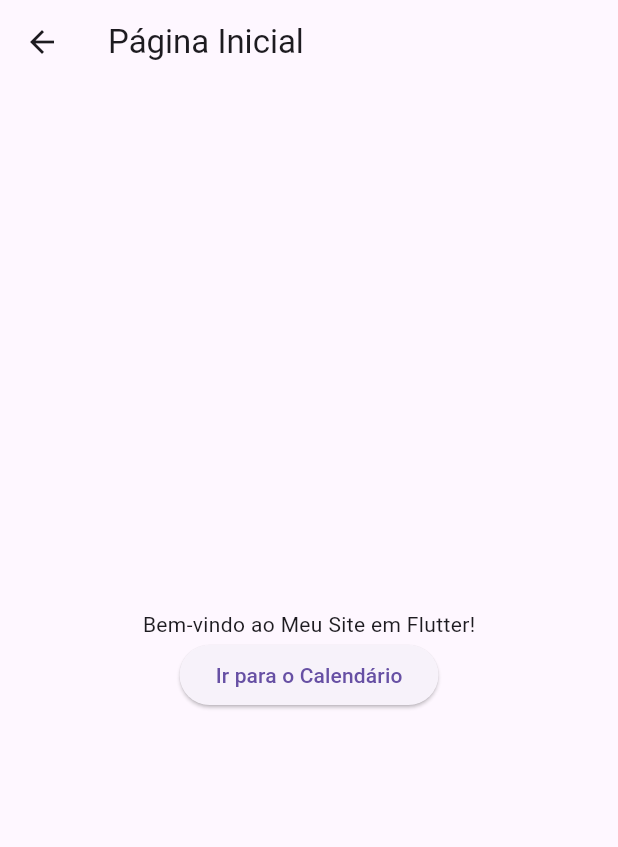
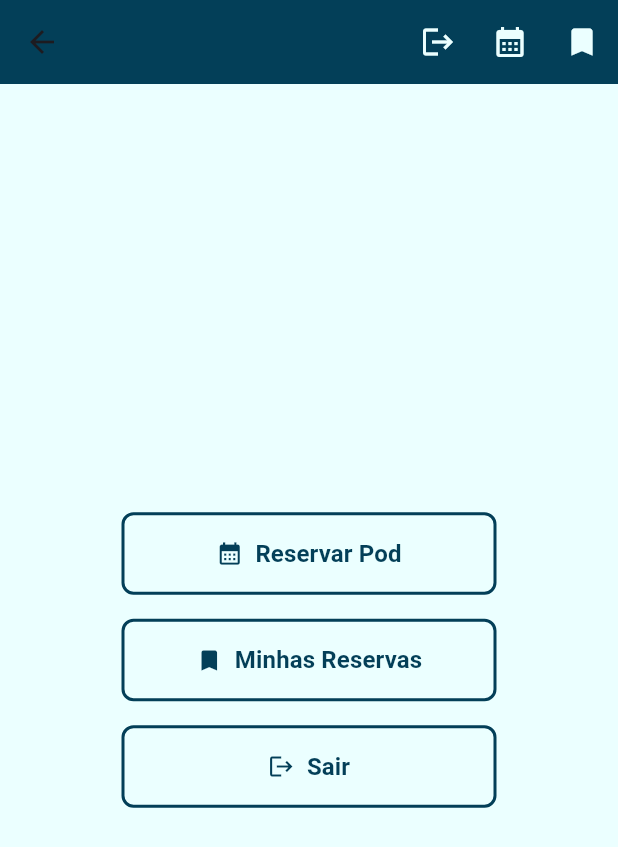
Before and after one commit to 4-ANO-COMP-IMT/sitio, a Flutter app: the HomeScreen screen opened by its route, on a phone screen of 412 x 824 dp. Shown: the top 847 px of the screen. Run offline on Flutter 3.47's test engine with Material 3 defaults, Android fonts, the phone set to English and light mode, and no system bars; our stand-ins replace table_calendar.

Commit message:
Enhance Home Screen layout with new buttons and improved styling

```diff
--- a/upodz_web_app/lib/screens/home_screen.dart
+++ b/upodz_web_app/lib/screens/home_screen.dart
@@ -1,32 +1,118 @@
 import 'package:flutter/material.dart';
 
 class HomeScreen extends StatelessWidget {
+  const HomeScreen({super.key});
+
   @override
   Widget build(BuildContext context) {
     return Scaffold(
+      backgroundColor: const Color(0xFFEBFFFF), // Fundo da página
       appBar: AppBar(
-        title: Text('Página Inicial'),
-
-        // Botão que fica no topo podemos ussar isso para funcionalidade de mudar de conta
-        // actions: [
-        //   IconButton(
-        //     icon: Icon(Icons.logout),
-        //     onPressed: () {
-        //       Navigator.pushNamed(context, '/login');  // Navega para a tela de login
-        //     },
-        //   ),
-        // ],
+        backgroundColor: const Color(0xFF033F58), // Cor da AppBar
+        actions: [
+          IconButton(
+          icon: const Icon(Icons.logout),
+          color: const Color(0xFFEBFFFF), // Cor do ícone de logout
+          onPressed: () {
+            Navigator.pushNamed(context, '/login'); // Navega para a tela de login
+            },
+          ),
+          IconButton(
+            icon: const Icon(Icons.calendar_month),
+            color: const Color(0xFFEBFFFF), // Cor do ícone de cadastro
+            onPressed: () {
+              Navigator.pushNamed(context, '/calendar'); // Navega para a tela de cadastro
+            },
+          ),
+          IconButton(
+          icon: const Icon(Icons.bookmark),
+          color: const Color(0xFFEBFFFF), // Cor do ícone de logout
+          onPressed: () {
+            Navigator.pushNamed(context, '/login'); // Navega para a tela de login
+        },
+        ),
+        ],
       ),
       body: Center(
         child: Column(
           mainAxisAlignment: MainAxisAlignment.center,
           children: <Widget>[
-            Text('Bem-vindo ao Meu Site em Flutter!'),
-            ElevatedButton(
-              onPressed: () {
-                Navigator.pushNamed(context, '/calendar');  // Navega para a tela do calendário
-              },
-              child: Text('Ir para o Calendário'),
+            SizedBox(
+              width: 250, // Largura uniforme para todos os botões
+              child: OutlinedButton.icon(
+                onPressed: () {
+                  Navigator.pushNamed(context, '/calendar'); // Navega para a tela do calendário
+                },
+                style: OutlinedButton.styleFrom(
+                  side: const BorderSide(color: Color(0xFF033F58), width: 2.0),
+                  shape: RoundedRectangleBorder(
+                    borderRadius: BorderRadius.circular(8.0),
+                  ),
+                  elevation: 3,
+                  padding: const EdgeInsets.symmetric(horizontal: 20, vertical: 16), // Melhorando o padding
+                ),
+                icon: const Icon(Icons.calendar_month, color: Color(0xFF033F58)),
+                label: const Text(
+                  'Reservar Pod',
+                  style: TextStyle(
+                    fontSize: 16,
+                    fontWeight: FontWeight.bold,
+                    color: Color(0xFF033F58),
+                  ),
+                ),
+              ),
+            ),
+            const SizedBox(height: 16.0), // Espaçamento entre os botões
+            SizedBox(
+              width: 250,
+              child: OutlinedButton.icon(
+                onPressed: () {
+                  // Ação para "Minhas Reservas"
+                },
+                style: OutlinedButton.styleFrom(
+                  side: const BorderSide(color: Color(0xFF033F58), width: 2.0),
+                  shape: RoundedRectangleBorder(
+                    borderRadius: BorderRadius.circular(8.0),
+                  ),
+                  elevation: 3,
+                  padding: const EdgeInsets.symmetric(horizontal: 20, vertical: 16),
+                ),
+                icon: const Icon(Icons.bookmark, color: Color(0xFF033F58)),
+                label: const Text(
+                  'Minhas Reservas',
+                  style: TextStyle(
+                    fontSize: 16,
+                    fontWeight: FontWeight.bold,
+                    color: Color(0xFF033F58),
+                  ),
+                ),
+              ),
+            ),
+            const SizedBox(height: 16.0),
+            SizedBox(
+              width: 250,
+              child: OutlinedButton.icon(
+                onPressed: () {
+                  Navigator.pushNamed(context, '/login'); // Sair e ir para a tela de login
+                },
+                style: OutlinedButton.styleFrom(
+                  side: const BorderSide(color: Color(0xFF033F58), width: 2.0),
+                  shape: RoundedRectangleBorder(
+                    borderRadius: BorderRadius.circular(8.0),
+                  ),
+                  elevation: 3,
+                  padding: const EdgeInsets.symmetric(horizontal: 20, vertical: 16),
+                ),
+                icon: const Icon(Icons.logout, color: Color(0xFF033F58)),
+                label: const Text(
+                  'Sair',
+                  style: TextStyle(
+                    fontSize: 16,
+                    fontWeight: FontWeight.bold,
+                    color: Color(0xFF033F58),
+                  ),
+                ),
+              ),
             ),
           ],
         ),
```
Also changed, not shown: upodz_web_app/assets/UPodzzH.png (added).
